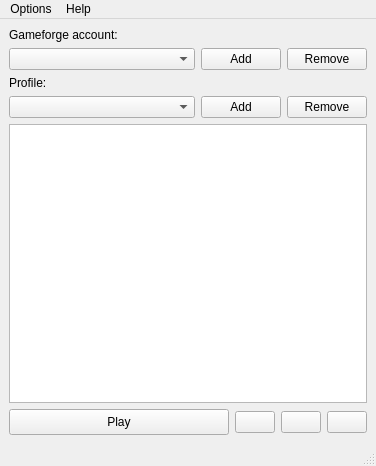
Above: Launcher/src/gui/mainwindow.ui from hatz2/GflessClient before the change. Below: the same form after it.
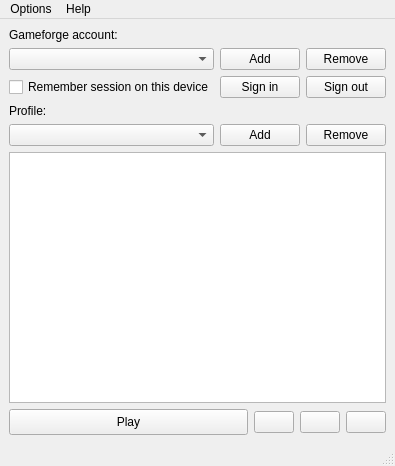
That is the form after the change. Icons and pictures are not drawn.

What changed in the file:
```diff
--- a/Launcher/src/gui/mainwindow.ui
+++ b/Launcher/src/gui/mainwindow.ui
@@ -6,7 +6,7 @@
    <rect>
     <x>0</x>
     <y>0</y>
-    <width>376</width>
+    <width>393</width>
     <height>466</height>
    </rect>
   </property>
@@ -49,6 +49,34 @@
         </item>
        </layout>
       </item>
+      <item>
+       <layout class="QHBoxLayout" name="sessionLayout">
+        <item>
+         <widget class="QCheckBox" name="rememberSessionCheckBox">
+          <property name="toolTip">
+           <string>Other programs running as your Windows user may be able to access a saved session.</string>
+          </property>
+          <property name="text">
+           <string>Remember session on this device</string>
+          </property>
+         </widget>
+        </item>
+        <item>
+         <widget class="QPushButton" name="signInButton">
+          <property name="text">
+           <string>Sign in</string>
+          </property>
+         </widget>
+        </item>
+        <item>
+         <widget class="QPushButton" name="signOutButton">
+          <property name="text">
+           <string>Sign out</string>
+          </property>
+         </widget>
+        </item>
+       </layout>
+      </item>
       <item>
        <widget class="QLabel" name="label">
         <property name="text">
@@ -177,7 +205,7 @@
     <rect>
      <x>0</x>
      <y>0</y>
-     <width>376</width>
+     <width>393</width>
      <height>21</height>
     </rect>
    </property>
```
